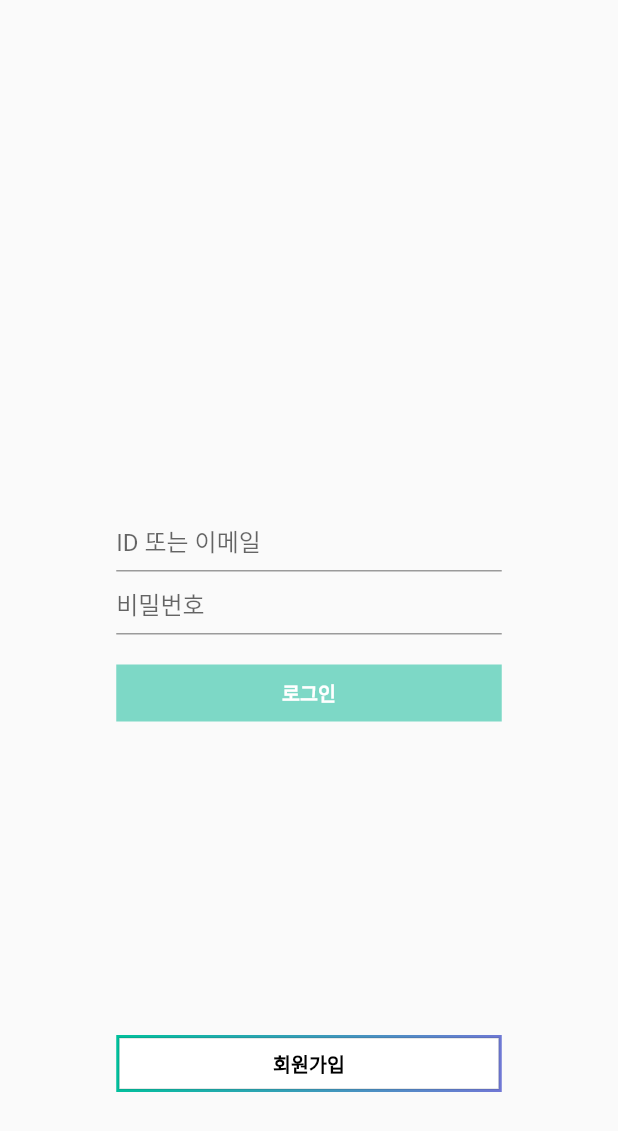
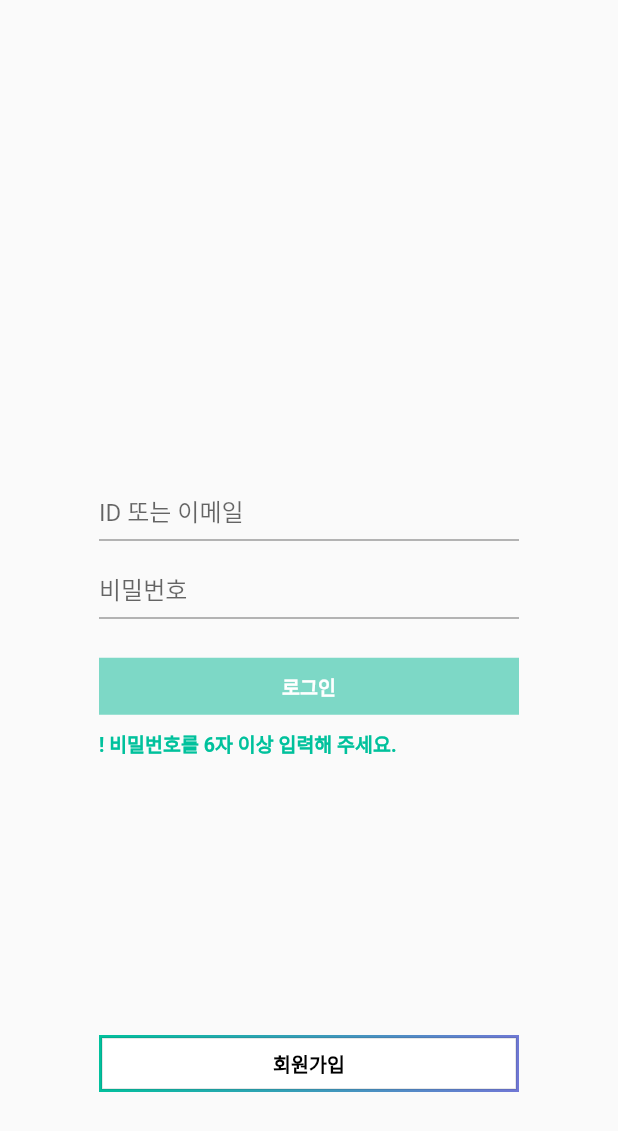
Before and after one commit to wafflestudio/feelin-mobile, a Flutter app: the SignInPage screen opened directly, on a phone screen of 412 x 824 dp. Shown: the top 1131 px of the screen. Run offline on Flutter 3.47's test engine with Material 2 defaults, Android fonts, the phone set to English and light mode, and no system bars; our stand-ins replace bloc, dartz, flutter_bloc, freezed_annotation, get_it, injectable; generated files the repository leaves out were written again; Roboto replaces fonts that are missing (SpoqaHanSansNeo).

Commit message:
Improved Sign In Page UI

```diff
--- a/music_sns/lib/presentation/auth/sign_in/sign_in_page.dart
+++ b/music_sns/lib/presentation/auth/sign_in/sign_in_page.dart
@@ -3,29 +3,49 @@ import 'package:flutter_bloc/flutter_bloc.dart';
 import 'package:music_sns/application/auth/sign_in/sign_in_form/sign_in_form_bloc.dart';
 import 'package:music_sns/injection.dart';
 
-class SignInPage extends StatelessWidget {
+class SignInPage extends StatefulWidget {
+  const SignInPage({Key? key}) : super(key: key);
 
+  @override
+  State<SignInPage> createState() => _SignInPageState();
+}
+
+class _SignInPageState extends State<SignInPage> {
   final _formKey = GlobalKey<FormState>();
+
   final TextEditingController _idTextController = TextEditingController();
   final TextEditingController _passwordTextController = TextEditingController();
 
   @override
+  void dispose() {
+    _idTextController.dispose();
+    _passwordTextController.dispose();
+    super.dispose();
+  }
+
+  @override
   Widget build(BuildContext context) {
-
     MediaQueryData deviceData = MediaQuery.of(context);
     Size screenSize = deviceData.size;
 
-    return Scaffold(
+    return GestureDetector(
+      onTap: () {
+        FocusScope.of(context).unfocus();
+      },
+      child: Scaffold(
         body: SingleChildScrollView(
           child: Column(
             mainAxisAlignment: MainAxisAlignment.center,
             children: [
               BlocProvider(
                 create: (context) => getIt<SignInFormBloc>(),
-              child: _loginForm(screenSize),),
+                child: _loginForm(screenSize),
+              ),
               _signUpButton(),
-          ]),
-        )
+            ],
+          ),
+        ),
+      ),
     );
   }
 
@@ -50,31 +70,47 @@ class SignInPage extends StatelessWidget {
           child: Column(
             mainAxisAlignment: MainAxisAlignment.center,
             children: [
-                Container(
-                    margin: const EdgeInsets.all(10),
-                    child: Flexible(child: _idField())),
-                Container(
-                    margin: const EdgeInsets.all(10),
-                    child: Flexible(child: _passwordField())),
-                Container(
-                    margin: const EdgeInsets.all(10),
-                    child: Flexible(child: _loginButton(size))),
+              Padding(
+                padding: const EdgeInsets.symmetric(
+                  horizontal: 66.0,
+                  vertical: 6,
+                ),
+                child: _idField(),
+              ),
+              Padding(
+                padding: const EdgeInsets.symmetric(
+                  horizontal: 66.0,
+                  vertical: 6,
+                ),
+                child: _passwordField(),
+              ),
+              Padding(
+                padding: const EdgeInsets.symmetric(
+                  horizontal: 66.0,
+                  vertical: 20,
+                ),
+                child: _loginButton(size),
+              ),
             ],
           ),
         ),
-        ));
+      ),
+    );
   }
 
   Widget _idField() {
     return BlocBuilder<SignInFormBloc, SignInFormState>(
         builder: (context, state) {
-      return SizedBox(
-        width: 257,
-        height: 22,
-        child: TextFormField(
+      return TextFormField(
         controller: _idTextController,
         decoration: const InputDecoration(
           hintText: 'ID 또는 이메일',
+          isDense: true,
+          focusedBorder: UnderlineInputBorder(
+            borderSide: BorderSide(
+              color: Color(0xff7DD8C6),
+            ),
+          ),
         ),
         validator: (_) =>
             context.read<SignInFormBloc>().state.emailAddress.value.fold(
@@ -87,7 +123,6 @@ class SignInPage extends StatelessWidget {
         onChanged: (value) => context
             .read<SignInFormBloc>()
             .add(SignInFormEvent.emailChanged(value)),
-        ),
       );
     });
   }
@@ -95,28 +130,23 @@ class SignInPage extends StatelessWidget {
   Widget _passwordField() {
     return BlocBuilder<SignInFormBloc, SignInFormState>(
         builder: (context, state) {
-      return SizedBox(
-        width: 257,
-        height: 22,
-        child: TextFormField(
+      return TextFormField(
         controller: _passwordTextController,
         obscureText: true,
         obscuringCharacter: '●', // <- 크롬에서 문자가 깨짐
         decoration: const InputDecoration(
+          isDense: true,
           hintText: '비밀번호',
+          focusedBorder: UnderlineInputBorder(
+            borderSide: BorderSide(
+              color: Color(0xff7DD8C6),
             ),
-          validator: (_) =>
-              context.read<SignInFormBloc>().state.password.value.fold(
-                    (f) => f.maybeMap(
-                      shortPassword: (_) => null, //'비밀번호를 6자 이상 입력해 주세요.',
-                      orElse: () => null,
           ),
-                    (_) => null,
         ),
+
         onChanged: (value) => context
             .read<SignInFormBloc>()
             .add(SignInFormEvent.passwordChanged(value)),
-        ),
       );
     });
   }
@@ -124,41 +154,79 @@ class SignInPage extends StatelessWidget {
   Widget _loginButton(Size size) {
     return BlocBuilder<SignInFormBloc, SignInFormState>(
       builder: (context, state) {
-      return state.isSubmitting
-          ? const CircularProgressIndicator()
-          : SizedBox(
-            width: 257,
+        return Column(
+          crossAxisAlignment: CrossAxisAlignment.start,
+          children: [
+            SizedBox(
+              width: double.infinity,
               height: 38,
               child: ElevatedButton(
-                onPressed: (_idTextController.text.isNotEmpty && _passwordTextController.text.isNotEmpty)? () {
+                onPressed: (_idTextController.text.isNotEmpty &&
+                        _passwordTextController.text.isNotEmpty)
+                    ? () {
                         if (_formKey.currentState!.validate()) {
                           context
                               .read<SignInFormBloc>()
                               .add(const SignInFormEvent.submitted());
                         }
-                } : null,
-                child: const Text('로그인', style: TextStyle(fontSize: 13, fontWeight: FontWeight.w700),),
+                      }
+                    : null,
+                child: const Text(
+                  '로그인',
+                  style: TextStyle(fontSize: 13, fontWeight: FontWeight.w700),
+                ),
                 style: ButtonStyle(
-            shape: MaterialStateProperty.all(const ContinuousRectangleBorder()),
-            backgroundColor: MaterialStateProperty.resolveWith((states){
-             if(states.contains(MaterialState.disabled)){
+                  shape: MaterialStateProperty.all(
+                      const ContinuousRectangleBorder()),
+                  elevation: MaterialStateProperty.resolveWith((states) => 0.0),
+                  backgroundColor: MaterialStateProperty.resolveWith(
+                    (states) {
+                      if (states.contains(MaterialState.disabled)) {
                         return const Color(0xff7DD8C6);
                       }
-             if(states.contains(MaterialState.pressed)) {
+                      if (states.contains(MaterialState.pressed)) {
                         return const Color(0xff008E73);
                       }
                       return const Color(0xff00C19C);
-        }),
-            foregroundColor: MaterialStateProperty.all(Colors.white)
+                    },
+                  ),
+                  foregroundColor: MaterialStateProperty.all(Colors.white),
                 ),
               ),
+            ),
+            const SizedBox(height: 10.0),
+            state.password.value.fold(
+              (f) => f.maybeMap(
+                invalidEmail: (_) => Text(
+                  '! 존재하지 않는 아이디입니다.',
+                  style: TextStyle(
+                    fontSize: 13,
+                    fontWeight: FontWeight.w700,
+                    color: Color(0xff00C19C),
+                  ),
+                ),
+                shortPassword: (_) => Text(
+                  '! 비밀번호를 6자 이상 입력해 주세요.',
+                  style: TextStyle(
+                    fontSize: 13,
+                    fontWeight: FontWeight.w700,
+                    color: Color(0xff00C19C),
+                  ),
+                ),
+                orElse: () => const Offstage(),
+              ),
+              (_) => const Offstage(),
+            ),
+          ],
         );
-    });
+      },
+    );
   }
 
   Widget _signUpButton() {
     return Container(
-      width: 257,
+      margin: const EdgeInsets.symmetric(horizontal: 66.0),
+      width: double.infinity,
       height: 38,
       decoration: const BoxDecoration(
         gradient: LinearGradient(
@@ -168,49 +236,62 @@ class SignInPage extends StatelessWidget {
               Color(0xff00C19C),
               Color(0xff7077D5),
             ],
-          stops: <double>[0.0,1.0],
-          tileMode: TileMode.clamp
-        )
+            stops: <double>[0.0, 1.0],
+            tileMode: TileMode.clamp),
       ),
       child: Container(
         color: Colors.transparent,
         margin: const EdgeInsets.all(2),
         child: OutlinedButton(
-          onPressed: () {}//TODO: implement to enter signup page
+          onPressed: () {} //TODO: implement to enter signup page
           ,
-          child: const Text("회원가입",),
+          child: const Text(
+            "회원가입",
+          ),
           style: ButtonStyle(
             shape: MaterialStateProperty.all(const ContinuousRectangleBorder()),
-              foregroundColor: MaterialStateProperty.resolveWith((states){
-            if(states.contains(MaterialState.pressed)){
+            elevation: MaterialStateProperty.resolveWith((states) => 0.0),
+            foregroundColor: MaterialStateProperty.resolveWith(
+              (states) {
+                if (states.contains(MaterialState.pressed)) {
                   return Colors.white;
                 }
                 return Colors.black;
-          }),
-              textStyle: MaterialStateProperty.resolveWith((states){
-                if(states.contains(MaterialState.pressed)){
+              },
+            ),
+            textStyle: MaterialStateProperty.resolveWith(
+              (states) {
+                if (states.contains(MaterialState.pressed)) {
                   return const TextStyle(
                     color: Colors.white,
                     fontWeight: FontWeight.w700,
-                      fontSize: 13);
+                    fontSize: 13,
+                  );
                 }
                 return const TextStyle(
                   color: Colors.black,
                   fontWeight: FontWeight.w700,
-                    fontSize: 13);
-              }),
-              backgroundColor: MaterialStateProperty.resolveWith((states){
-                if(states.contains(MaterialState.pressed)){
+                  fontSize: 13,
+                );
+              },
+            ),
+            backgroundColor: MaterialStateProperty.resolveWith(
+              (states) {
+                if (states.contains(MaterialState.pressed)) {
                   return Colors.transparent;
                 }
                 return Colors.white;
-              }))
+              },
             ),
-      ));
+          ),
+        ),
+      ),
+    );
   }
 }
 
 void _showSnackBar(BuildContext context, String message) {
   final snackBar = SnackBar(content: Text(message));
+  ScaffoldMessenger.of(context).hideCurrentSnackBar();
   ScaffoldMessenger.of(context).showSnackBar(snackBar);
 }
```
Also changed, not shown: music_sns/pubspec.lock, 4 other files. Lines whose indentation alone changed are shown as unchanged.
